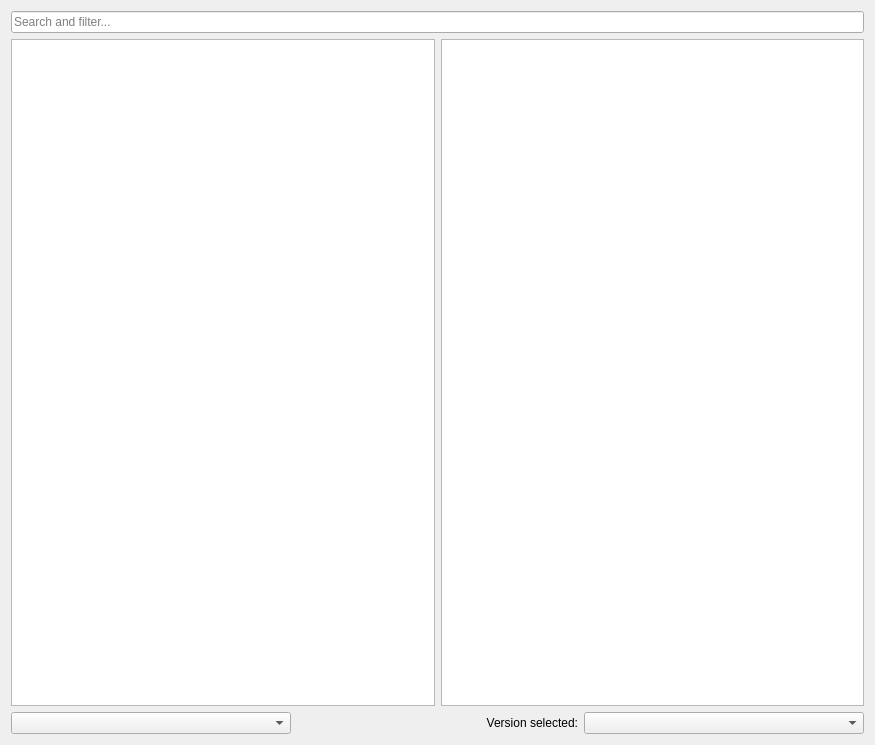
Above: launcher/ui/pages/modplatform/ftb/FtbPage.ui from PolyMC/PolyMC before the change. Below: the same form after it.
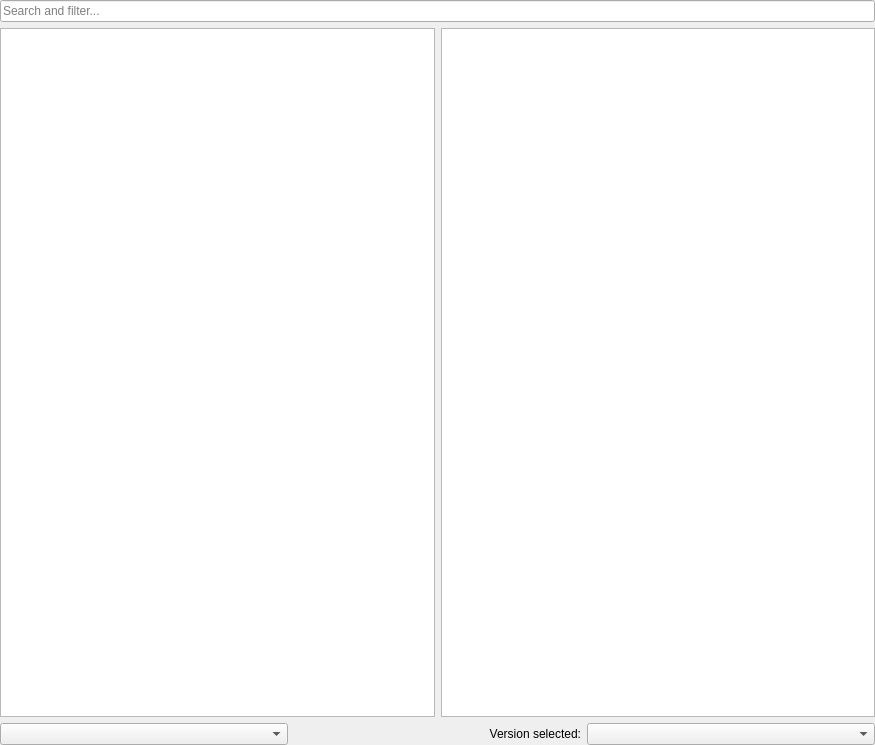
That is the form after the change.

The edit to the form file:
```diff
--- a/launcher/ui/pages/modplatform/ftb/FtbPage.ui
+++ b/launcher/ui/pages/modplatform/ftb/FtbPage.ui
@@ -11,6 +11,18 @@
    </rect>
   </property>
   <layout class="QGridLayout" name="gridLayout">
+   <property name="leftMargin">
+    <number>0</number>
+   </property>
+   <property name="topMargin">
+    <number>0</number>
+   </property>
+   <property name="rightMargin">
+    <number>0</number>
+   </property>
+   <property name="bottomMargin">
+    <number>0</number>
+   </property>
    <item row="2" column="0" colspan="2">
     <layout class="QGridLayout" name="gridLayout_4" columnstretch="0,0,0" rowminimumheight="0" columnminimumwidth="0,0,0">
      <item row="0" column="2">
```
